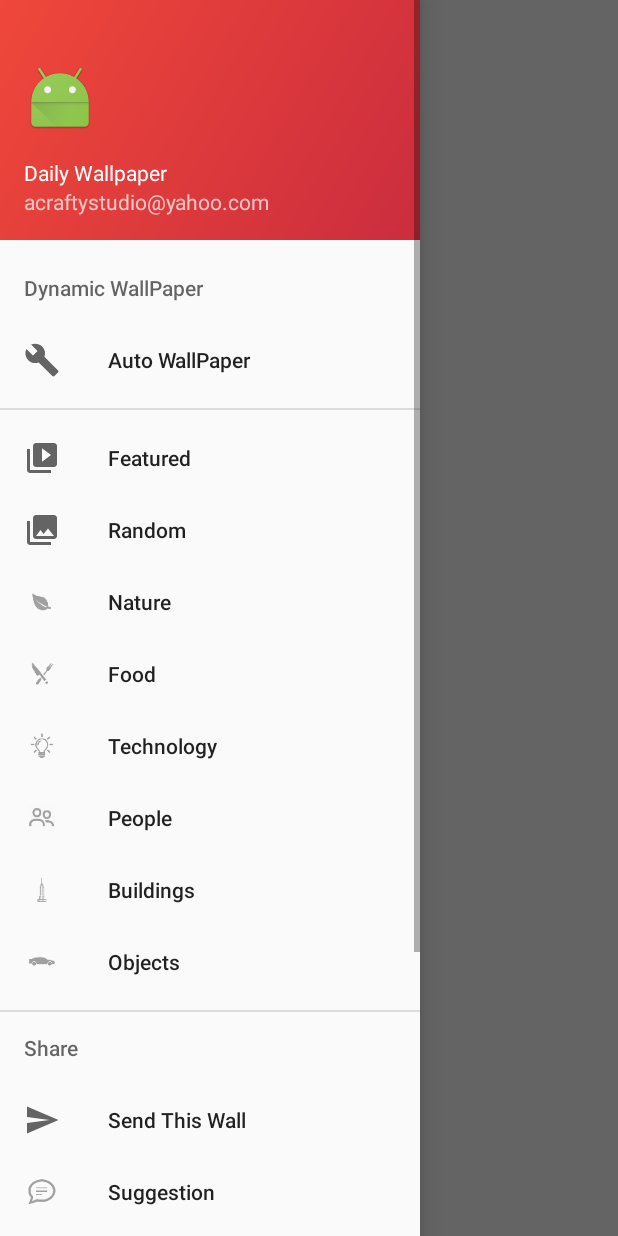
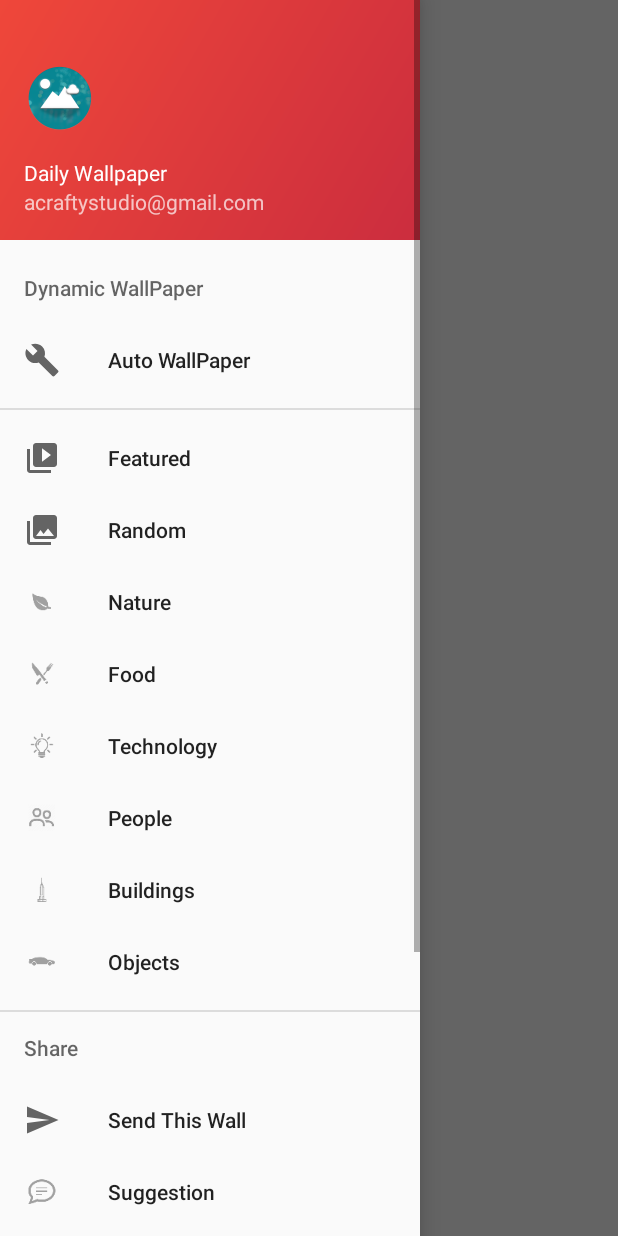
Before and after one commit to GameFever20/DailyWallpaper, an Android app: the screen it shows after launch (MainActivity), with the side drawer open, on a phone screen of 412 x 824 dp. Run offline under Robolectric (Android 15) with nearby library versions, the phone set to English and light mode, and no system bars; our stand-ins replace AdMob, Volley; libraries missing offline, so code that uses them is left out: com.firebase.jobdispatcher, com.luseen.spacenavigation, com.tapadoo.alerter, org.honorato.multistatetogglebutton, org.michaelevans.colorart; network calls fail; 6 statements that could not run were skipped.

Commit message:
minor changes

```diff
--- a/app/build.gradle
+++ b/app/build.gradle
@@ -7,8 +7,8 @@ android {
         applicationId "app.studio.crafty.wallpaper.daily.dailywallpaper"
         minSdkVersion 15
         targetSdkVersion 25
-        versionCode 1
-        versionName "1.0"
+        versionCode 2
+        versionName "2.0"
         testInstrumentationRunner "android.support.test.runner.AndroidJUnitRunner"
         vectorDrawables.useSupportLibrary = true
     }
--- a/app/src/main/AndroidManifest.xml
+++ b/app/src/main/AndroidManifest.xml
@@ -45,6 +45,7 @@
 
         <activity android:name=".Random"
             android:label="Random Wall"
+            android:icon="@mipmap/ic_refresh_logo"
             android:theme="@android:style/Theme.Translucent.NoTitleBar"
             >
             <intent-filter>
--- a/app/src/main/java/app/studio/crafty/wallpaper/daily/dailywallpaper/MainActivity.java
+++ b/app/src/main/java/app/studio/crafty/wallpaper/daily/dailywallpaper/MainActivity.java
@@ -350,7 +350,6 @@ public class MainActivity extends AppCompatActivity
 
     }
 
-
     private void postjob(int value) {
         switch (value) {
             case 0:
@@ -364,7 +363,7 @@ public class MainActivity extends AppCompatActivity
                 break;
             case 3:
                 scheduleWallChangeJob(3600 * 3);
-                Toast.makeText(this, "Job time 1800", Toast.LENGTH_SHORT).show();
+                //Toast.makeText(this, "Job time 1800", Toast.LENGTH_SHORT).show();
                 break;
             default:
                 scheduleWallChangeJob(3600 * 24);
@@ -585,7 +584,7 @@ public class MainActivity extends AppCompatActivity
 
     private void onAboutUsClick() {
         try {
-            startActivity(new Intent(Intent.ACTION_VIEW, Uri.parse("https://appforyou.wixsite.com/android")));
+            startActivity(new Intent(Intent.ACTION_VIEW, Uri.parse("https://acraftystudio.wixsite.com/android")));
 
         } catch (Exception exception) {
 
--- a/app/src/main/java/app/studio/crafty/wallpaper/daily/dailywallpaper/WallPaperChangerJob.java
+++ b/app/src/main/java/app/studio/crafty/wallpaper/daily/dailywallpaper/WallPaperChangerJob.java
@@ -36,7 +36,7 @@ public class WallPaperChangerJob extends JobService {
     public boolean onStartJob(JobParameters job) {
         // Do some work here
 
-        Toast.makeText(this, "Service started", Toast.LENGTH_SHORT).show();
+        Toast.makeText(this, "Changing Wallpaper", Toast.LENGTH_SHORT).show();
         Log.e("Service ", "Started");
 
 
--- a/app/src/main/res/layout/nav_header_main.xml
+++ b/app/src/main/res/layout/nav_header_main.xml
@@ -31,7 +31,7 @@
         android:id="@+id/textView"
         android:layout_width="wrap_content"
         android:layout_height="wrap_content"
-        android:text="acraftystudio@yahoo.com"
+        android:text="acraftystudio@gmail.com"
         />
 
 </LinearLayout>
```
Also changed, not shown: app/src/main/ic_launcher-web.png (added), app/src/main/ic_refresh_logo-web.png (added), app/src/main/res/mipmap-hdpi/ic_launcher.png, app/src/main/res/mipmap-hdpi/ic_refresh_logo.png (added), app/src/main/res/mipmap-mdpi/ic_launcher.png, app/src/main/res/mipmap-mdpi/ic_refresh_logo.png (added), app/src/main/res/mipmap-xhdpi/ic_launcher.png, app/src/main/res/mipmap-xhdpi/ic_refresh_logo.png (added), app/src/main/res/mipmap-xxhdpi/ic_launcher.png, app/src/main/res/mipmap-xxhdpi/ic_refresh_logo.png (added), app/src/main/res/mipmap-xxxhdpi/ic_launcher.png, app/src/main/res/mipmap-xxxhdpi/ic_refresh_logo.png (added).
